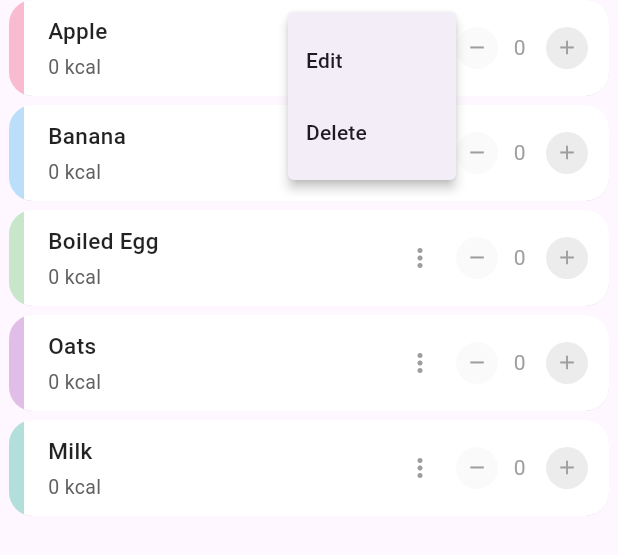
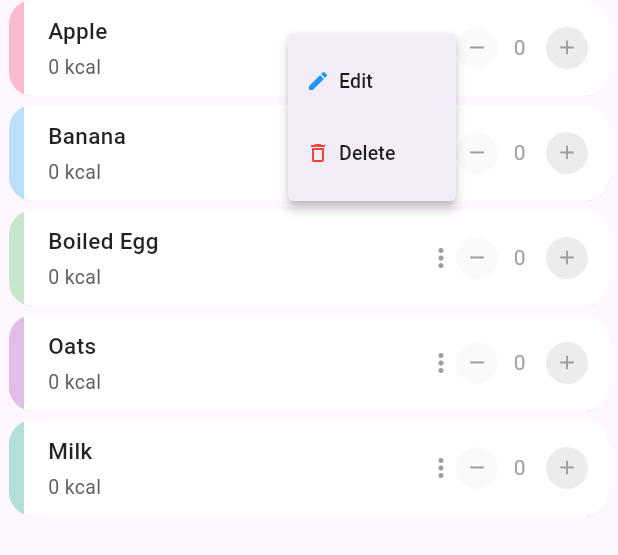
Before and after one commit to AshwaniDev101/Flutter-DisciplinePlus, a Flutter app: the GlobalFoodList widget shown alone on an empty page, opened directly with empty values, after a tap on the "more vert" icon, on a phone screen of 412 x 824 dp. Shown: the top 555 px of the screen. Run offline on Flutter 3.47's test engine with Material 3 defaults, Android fonts, the phone set to English and light mode, and no system bars; our stand-ins replace cloud_firestore, firebase_core, hive_flutter, just_audio, rxdart, sliding_up_panel; accounts and stored records are empty; generated files the repository leaves out were written again.

Commit message:
refactor(GlobalFoodList): extract reusable EditDeleteOptionMenu widget

```diff
--- a/lib/core/utils/constants.dart
+++ b/lib/core/utils/constants.dart
@@ -5,4 +5,44 @@ import 'package:flutter/material.dart';
 class Constants
 {
   static const background_color = Colors.pink;
+
+
+  static final List<Color> colorPalette = const [
+    Color(0xFFF8BBD0),
+    Color(0xFFBBDEFB),
+    Color(0xFFC8E6C9),
+    Color(0xFFE1BEE7),
+    Color(0xFFB2DFDB),
+    Color(0xFFFFECB3),
+    Color(0xFFFFE0B2),
+    Color(0xFFC5CAE9),
+    Color(0xFFB2EBF2),
+    Color(0xFFFFCDD2),
+    Color(0xFFDCEDC8),
+    Color(0xFFFFF9C4),
+    Color(0xFFD1C4E9),
+    Color(0xFFB3E5FC),
+    Color(0xFFFFCCBC),
+    Color(0xFFE6EE9C),
+    Color(0xFFCFD8DC),
+    Color(0xFFF3E5F5),
+    Color(0xFFEF9A9A),
+    Color(0xFFBCAAA4),
+    Color(0xFFFFF3E0),
+    Color(0xFFA1887F),
+    Color(0xFF8D6E63),
+    Color(0xFF6D4C41),
+    Color(0xFFFFE082),
+    Color(0xFFFFCC80),
+    Color(0xFFD7CCC8),
+    Color(0xFFFF5252),
+    Color(0xFFFFA726),
+    Color(0xFFFFEB3B),
+    Color(0xFF26C6DA),
+    Color(0xFF66BB6A),
+    Color(0xFF7E57C2),
+    Color(0xFF29B6F6),
+    Color(0xFFEC407A),
+    Color(0xFFAB47BC),
+  ];
 }
--- a/lib/pages/calories_counter_page/add_edit_diet_food_dialog.dart
+++ b/lib/pages/calories_counter_page/add_edit_diet_food_dialog.dart
@@ -8,7 +8,7 @@ class AddEditDietFoodDialog {
   static void show(
       BuildContext context, {
         DietFood? food,
-        required Function(DietFood dietFood) onAdd,
+        required Function(DietFood dietFood) onDrafted,
       }) {
     final formKey = GlobalKey<FormState>();
 
@@ -174,7 +174,7 @@ class AddEditDietFoodDialog {
                   ),
                 );
 
-                onAdd(updatedDietFood);
+                onDrafted(updatedDietFood);
                 Navigator.of(context).pop();
               }
             },
--- a/lib/pages/calories_counter_page/calories_counter_page.dart
+++ b/lib/pages/calories_counter_page/calories_counter_page.dart
@@ -1,5 +1,6 @@
 import 'package:discipline_plus/pages/calories_counter_page/widgets/calorie_progress_bar_dashboard.dart';
 import 'package:discipline_plus/pages/calories_counter_page/widgets/global_food_listview.dart';
+import 'package:discipline_plus/widget/edit_delete_option_menu.dart';
 import 'package:flutter/material.dart';
 import '../../models/diet_food.dart';
 import 'add_edit_diet_food_dialog.dart';
@@ -35,7 +36,7 @@ class _CaloriesCounterPageState extends State<CaloriesCounterPage> {
               currentDateTime: widget.pageDateTime,
               stream: FoodManager.instance.watchConsumedFoodStats(widget.pageDateTime),
               onClickAdd: () {
-                AddEditDietFoodDialog.show(context, onAdd: (DietFood food) {
+                AddEditDietFoodDialog.show(context, onDrafted: (DietFood food) {
                   _addFood(food);
                 });
               },
@@ -52,8 +53,9 @@ class _CaloriesCounterPageState extends State<CaloriesCounterPage> {
               child: GlobalFoodList(
                 searchQuery: _searchQuery,
                 stream: FoodManager.instance.watchMergedFoodList(widget.pageDateTime),
+
                 onEdit: (DietFood food) {
-                  AddEditDietFoodDialog.show(context, food: food, onAdd: (DietFood editedFood) {
+                  AddEditDietFoodDialog.show(context, food: food, onDrafted: (DietFood editedFood) {
                     _editFood(editedFood);
                   });
                 },
@@ -61,7 +63,6 @@ class _CaloriesCounterPageState extends State<CaloriesCounterPage> {
                   _deleteFood(food);
                 },
                 onQuantityChange: (double oldValue, double newValue, DietFood food) {
-
                   FoodManager.instance.changeConsumedCount(newValue - oldValue, food, widget.pageDateTime);
                 },
               ),
--- a/lib/pages/calories_counter_page/widgets/global_food_listview.dart
+++ b/lib/pages/calories_counter_page/widgets/global_food_listview.dart
@@ -1,7 +1,9 @@
 import 'package:discipline_plus/pages/calories_counter_page/widgets/food_quantity_selector.dart';
 import 'package:flutter/material.dart';
+import '../../../core/utils/constants.dart';
 import '../../../models/diet_food.dart';
 import '../../../models/food_stats.dart';
+import '../../../widget/edit_delete_option_menu.dart';
 
 class GlobalFoodList extends StatefulWidget {
   final String searchQuery;
@@ -10,14 +12,16 @@ class GlobalFoodList extends StatefulWidget {
   final Function(DietFood food) onDeleted;
   final Function(double oldValue, double newValue, DietFood food) onQuantityChange;
 
-  GlobalFoodList({
-    super.key,
+
+
+  GlobalFoodList(
+      {super.key,
       this.searchQuery = '',
       Stream<List<DietFood>>? stream,
       required this.onEdit,
       required this.onDeleted,
-    required this.onQuantityChange,
-  }) : stream = stream ?? _defaultDummyStream;
+      required this.onQuantityChange,})
+      : stream = stream ?? _defaultDummyStream;
 
   static final Stream<List<DietFood>> _defaultDummyStream = Stream.value([
     DietFood(id: '1', name: 'Apple', foodStats: FoodStats.empty(), time: DateTime.now()),
@@ -32,72 +36,35 @@ class GlobalFoodList extends StatefulWidget {
 }
 
 class _GlobalFoodListState extends State<GlobalFoodList> {
-  final List<Color> _colorPalette = const [
-    Color(0xFFF8BBD0),
-    Color(0xFFBBDEFB),
-    Color(0xFFC8E6C9),
-    Color(0xFFE1BEE7),
-    Color(0xFFB2DFDB),
-    Color(0xFFFFECB3),
-    Color(0xFFFFE0B2),
-    Color(0xFFC5CAE9),
-    Color(0xFFB2EBF2),
-    Color(0xFFFFCDD2),
-    Color(0xFFDCEDC8),
-    Color(0xFFFFF9C4),
-    Color(0xFFD1C4E9),
-    Color(0xFFB3E5FC),
-    Color(0xFFFFCCBC),
-    Color(0xFFE6EE9C),
-    Color(0xFFCFD8DC),
-    Color(0xFFF3E5F5),
-    Color(0xFFEF9A9A),
-    Color(0xFFBCAAA4),
-    Color(0xFFFFF3E0),
-    Color(0xFFA1887F),
-    Color(0xFF8D6E63),
-    Color(0xFF6D4C41),
-    Color(0xFFFFE082),
-    Color(0xFFFFCC80),
-    Color(0xFFD7CCC8),
-    Color(0xFFFF5252),
-    Color(0xFFFFA726),
-    Color(0xFFFFEB3B),
-    Color(0xFF26C6DA),
-    Color(0xFF66BB6A),
-    Color(0xFF7E57C2),
-    Color(0xFF29B6F6),
-    Color(0xFFEC407A),
-    Color(0xFFAB47BC),
-  ];
 
-  void _showItemMenu(BuildContext buttonContext, DietFood food) {
-    final RenderBox button = buttonContext.findRenderObject() as RenderBox;
-    final RenderBox overlay = Overlay.of(buttonContext).context.findRenderObject() as RenderBox;
 
-    final RelativeRect position = RelativeRect.fromRect(
-      Rect.fromPoints(
-        button.localToGlobal(Offset.zero, ancestor: overlay),
-        button.localToGlobal(button.size.bottomRight(Offset.zero), ancestor: overlay),
-      ),
-      Offset.zero & overlay.size,
-    );
-
-    showMenu<String>(
-      context: buttonContext,
-      position: position,
-      items: [
-        const PopupMenuItem(value: 'edit', child: Text('Edit')),
-        const PopupMenuItem(value: 'delete', child: Text('Delete')),
-      ],
-    ).then((value) {
-      if (value == 'edit') {
-        widget.onEdit(food);
-      } else if (value == 'delete') {
-        widget.onDeleted(food);
-      }
-    });
-  }
+  // void _showItemMenu(BuildContext buttonContext, DietFood food) {
+  //   final RenderBox button = buttonContext.findRenderObject() as RenderBox;
+  //   final RenderBox overlay = Overlay.of(buttonContext).context.findRenderObject() as RenderBox;
+  //
+  //   final RelativeRect position = RelativeRect.fromRect(
+  //     Rect.fromPoints(
+  //       button.localToGlobal(Offset.zero, ancestor: overlay),
+  //       button.localToGlobal(button.size.bottomRight(Offset.zero), ancestor: overlay),
+  //     ),
+  //     Offset.zero & overlay.size,
+  //   );
+  //
+  //   showMenu<String>(
+  //     context: buttonContext,
+  //     position: position,
+  //     items: [
+  //       const PopupMenuItem(value: 'edit', child: Text('Edit')),
+  //       const PopupMenuItem(value: 'delete', child: Text('Delete')),
+  //     ],
+  //   ).then((value) {
+  //     if (value == 'edit') {
+  //       widget.onEdit(food);
+  //     } else if (value == 'delete') {
+  //       widget.onDeleted(food);
+  //     }
+  //   });
+  // }
 
   @override
   Widget build(BuildContext context) {
@@ -133,14 +100,21 @@ class _GlobalFoodListState extends State<GlobalFoodList> {
           itemBuilder: (context, index) {
             // final food = foods[index];
             final food = filtered[index];
-            final barColor = _colorPalette[index % _colorPalette.length];
+            final barColor = Constants.colorPalette[index % Constants.colorPalette.length];
 
             return _FoodCard(
                 key: ValueKey(food.id),
                 food: food,
                 barColor: barColor,
-              onClickOptionMenu: (context) => _showItemMenu(context, food),
                 onQuantityChange: widget.onQuantityChange,
+                editDeleteOptionMenu: EditDeleteOptionMenu(
+                    onEdit: () {
+                      widget.onEdit(food);
+                    },
+                    onDelete: () {
+                      widget.onDeleted(food);
+                    }),
+
                 );
           },
         );
@@ -152,15 +126,14 @@ class _GlobalFoodListState extends State<GlobalFoodList> {
 class _FoodCard extends StatelessWidget {
   final DietFood food;
   final Color barColor;
-  final void Function(BuildContext buttonContext) onClickOptionMenu;
   final Function(double oldValue, double newValue, DietFood dietFood) onQuantityChange;
+  final EditDeleteOptionMenu editDeleteOptionMenu;
 
   const _FoodCard({
     super.key,
     required this.food,
     required this.barColor,
-    required this.onClickOptionMenu,
-    required this.onQuantityChange,
+    required this.onQuantityChange, required this.editDeleteOptionMenu,
   });
 
   @override
@@ -214,16 +187,23 @@ class _FoodCard extends StatelessWidget {
                 ),
               ),
 
-              Builder(
-                builder: (buttonContext) {
-                  return IconButton(
-                    onPressed: () {
-                      onClickOptionMenu(buttonContext);
-                    },
-                    icon: Icon(Icons.more_vert_rounded, color: Colors.grey, size: 20),
-                  );
-                },
-              ),
+
+
+              editDeleteOptionMenu,
+              // Builder(
+              //   builder: (buttonContext) {
+              //
+              //
+              //     return IconButton(
+              //       onPressed: () {
+              //         onClickOptionMenu(buttonContext);
+              //       },
+              //       icon: Icon(Icons.more_vert_rounded, color: Colors.grey, size: 20),
+              //     );
+              //
+              //
+              //   },
+              // ),
               FoodQuantitySelector(
                 initialValue: food.count.toDouble(),
                 onChanged: (oldValue, newValue) {
```
Lines whose indentation alone changed are shown as unchanged.
